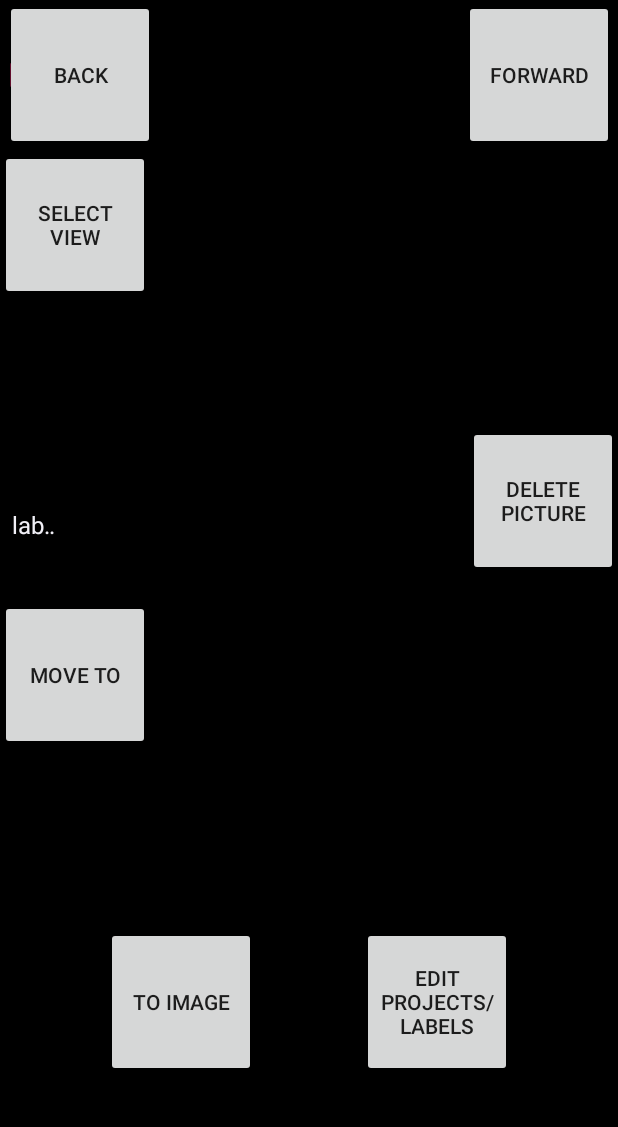
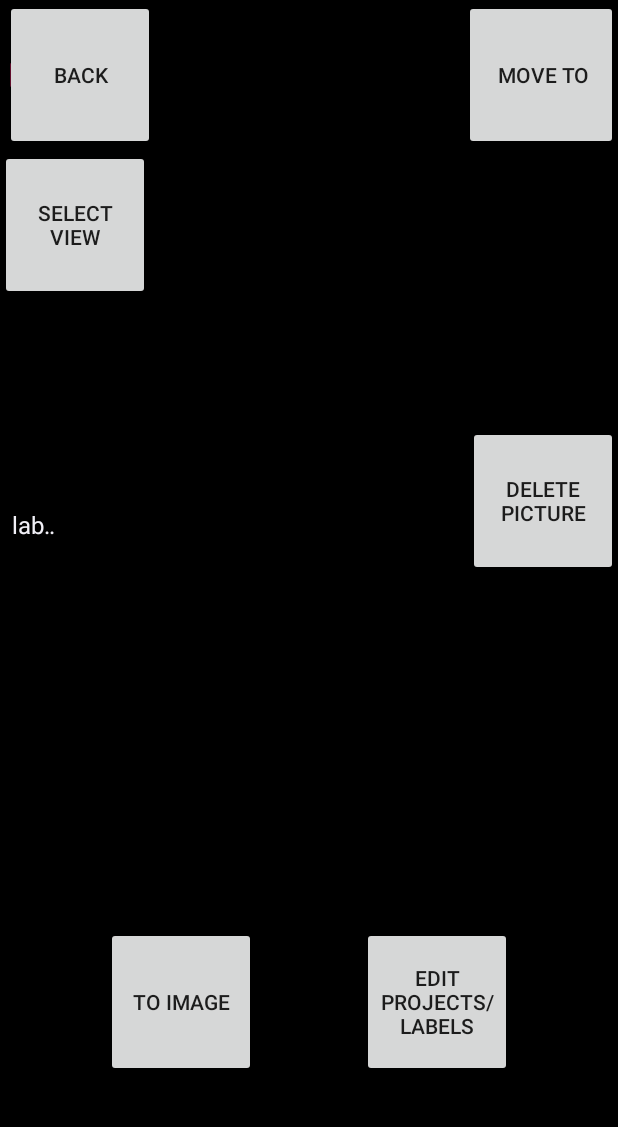
Before and after one commit to gjf2a/Tracker2, an Android app: the screen it shows after launch (ManagerActivity), on a phone screen of 412 x 824 dp, the part 84-1211 px from its top. Run offline under Robolectric (Android 15) with nearby library versions, the phone set to English and light mode, and no system bars; libraries missing offline, so code that uses them is left out: androidx.camera.core, androidx.camera.lifecycle, androidx.camera.view.

Commit message:
The move-picture button is now fully visible.

```diff
--- a/app/src/main/res/layout/activity_manager.xml
+++ b/app/src/main/res/layout/activity_manager.xml
@@ -86,8 +86,8 @@
         android:layout_height="100dp"
         android:layout_marginBottom="50dp"
         android:text="Move To"
-        app:layout_constraintLeft_toLeftOf="parent"
-        app:layout_constraintTop_toBottomOf="@id/selected_label"
+        app:layout_constraintRight_toRightOf="parent"
+        app:layout_constraintTop_toTopOf="parent"
         android:elevation="2dp"
         />
 
@@ -110,7 +110,7 @@
         android:layout_marginBottom="50dp"
         android:text="Delete Picture"
         app:layout_constraintRight_toRightOf="parent"
-        app:layout_constraintTop_toBottomOf="@id/right_picture_button"
+        app:layout_constraintTop_toBottomOf="@id/move_picture_button"
         app:layout_constraintBottom_toTopOf="@id/go_to_project_label"
         android:elevation="2dp"
         />
```
